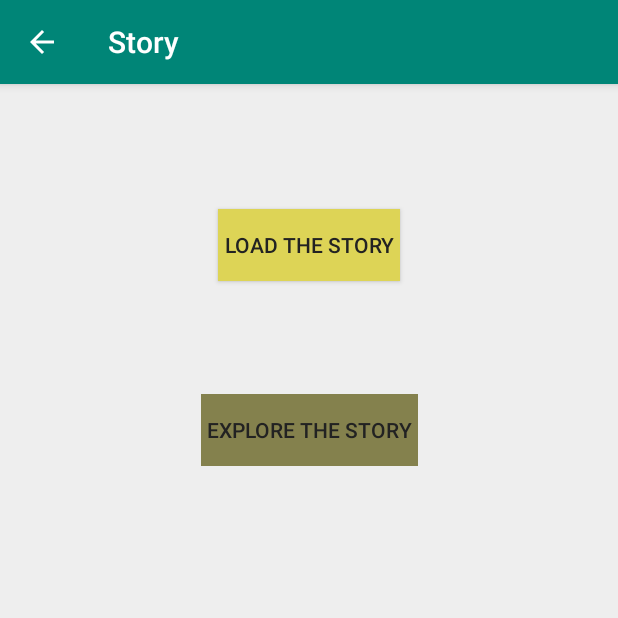
After one commit to JohnLilleker/AndroidApp, an Android app: the ValidationActivity screen opened directly, with no data from a screen before it, on a phone screen of 412 x 824 dp, the top half of it. The commit adds this screen. Run offline under Robolectric (Android 15) with nearby library versions, the phone set to English and light mode, and no system bars.

Commit message:
Added story validation/verification tool

```diff
--- a/app/build.gradle
+++ b/app/build.gradle
@@ -24,6 +24,7 @@ dependencies {
     implementation 'com.android.support.constraint:constraint-layout:1.1.3'
     testImplementation 'junit:junit:4.12'
     testImplementation 'org.mockito:mockito-core:1.10.19'
+    testImplementation group: 'org.hamcrest', name: 'hamcrest-all', version: '1.3'
     androidTestImplementation 'com.android.support.test:runner:1.0.2'
     androidTestImplementation 'com.android.support.test.espresso:espresso-core:3.0.2'
 }
--- a/app/src/main/java/com/liljo/story/Splash.java
+++ b/app/src/main/java/com/liljo/story/SplashActivity.java
@@ -5,7 +5,7 @@ import android.support.v7.app.AppCompatActivity;
 import android.os.Bundle;
 import android.view.View;
 
-public class Splash extends AppCompatActivity {
+public class SplashActivity extends AppCompatActivity {
 
     @Override
     protected void onCreate(Bundle savedInstanceState) {
--- /dev/null
+++ b/app/src/main/java/com/liljo/story/ValidationActivity.java
@@ -0,0 +1,90 @@
+package com.liljo.story;
+
+import android.os.Bundle;
+import android.support.v7.app.AppCompatActivity;
+import android.text.method.ScrollingMovementMethod;
+import android.util.Log;
+import android.view.View;
+import android.widget.Button;
+import android.widget.TextView;
+
+import com.liljo.story.exception.StoryParseException;
+import com.liljo.story.model.Story;
+import com.liljo.story.parser.StoryParser;
+import com.liljo.story.verification.Message;
+import com.liljo.story.verification.Severity;
+import com.liljo.story.verification.StoryVerifier;
+
+import java.io.IOException;
+import java.io.InputStream;
+import java.util.Collections;
+import java.util.List;
+
+import static com.liljo.story.StoryActivity.FILE_NAME;
+import static com.liljo.story.util.FileUtil.inputStreamToString;
+
+public class ValidationActivity extends AppCompatActivity {
+
+    private static final String TAG = "ValidationActivity";
+
+    private String fileName;
+    private Story story;
+    private StoryVerifier storyVerifier;
+
+    @Override
+    protected void onCreate(Bundle savedInstanceState) {
+        super.onCreate(savedInstanceState);
+        setContentView(R.layout.activity_validation);
+
+        fileName = getIntent().getStringExtra(FILE_NAME);
+        storyVerifier = new StoryVerifier();
+        final TextView storyName = findViewById(R.id.storyName);
+        storyName.setText(fileName);
+    }
+
+    public void onReadClick(View view) {
+        final StoryParser storyParser = new StoryParser();
+        final TextView runStatus = findViewById(R.id.readStatus);
+
+        try {
+            final InputStream open = getAssets().open(fileName);
+            story = storyParser.parse(inputStreamToString(open));
+
+            runStatus.setText(getText(R.string.readSuccess));
+
+            final Button runButton = findViewById(R.id.runButton);
+            runButton.setEnabled(true);
+            runButton.setBackgroundColor(getResources().getColor(R.color.buttonBackgroundEnabled));
+        } catch (StoryParseException | IOException e) {
+            Log.e(TAG, e.getMessage());
+
+            String error = String.valueOf(getText(R.string.readFail)) + ":\n" +
+                    e.getMessage();
+
+            runStatus.setText(error);
+        }
+    }
+
+    public void onRunClick(View view) {
+
+        final TextView runStatus = findViewById(R.id.runStatus);
+
+        final List<Message> messages = storyVerifier.verify(story);
+        final Severity status = storyVerifier.statusOf(messages);
+
+        runStatus.setText(status.name());
+
+        if (status != Severity.PASS) {
+            Collections.sort(messages);
+            final StringBuilder stringBuilder = new StringBuilder();
+            for (Message message : messages) {
+                stringBuilder.append(message.getSeverity()).append(": ")
+                        .append(message.getMessage()).append("\n\n");
+            }
+
+            final TextView runErrors = findViewById(R.id.runErrors);
+            runErrors.setText(stringBuilder.toString());
+            runErrors.setMovementMethod(new ScrollingMovementMethod());
+        }
+    }
+}
--- a/app/src/main/res/layout/activity_splash.xml
+++ b/app/src/main/res/layout/activity_splash.xml
@@ -5,7 +5,7 @@
     android:layout_width="match_parent"
     android:layout_height="match_parent"
     android:background="@color/background"
-    tools:context=".Splash">
+    tools:context=".SplashActivity">
 
     <Button
         android:id="@+id/button"
@@ -13,7 +13,7 @@
         android:layout_height="wrap_content"
         android:layout_marginTop="8dp"
         android:layout_marginBottom="8dp"
-        android:background="@color/buttonBackground"
+        android:background="@color/buttonBackgroundEnabled"
         android:onClick="onStart"
         android:text="@string/startButton"
         android:textColor="@color/buttonText"
--- /dev/null
+++ b/app/src/main/res/layout/activity_validation.xml
@@ -0,0 +1,89 @@
+<?xml version="1.0" encoding="utf-8"?>
+<android.support.constraint.ConstraintLayout xmlns:android="http://schemas.android.com/apk/res/android"
+    xmlns:app="http://schemas.android.com/apk/res-auto"
+    xmlns:tools="http://schemas.android.com/tools"
+    android:layout_width="match_parent"
+    android:layout_height="match_parent"
+    android:background="@color/background"
+    tools:context=".ValidationActivity">
+
+    <TextView
+        android:id="@+id/storyName"
+        android:layout_width="wrap_content"
+        android:layout_height="wrap_content"
+        android:layout_marginTop="24dp"
+        android:textSize="32sp"
+        app:layout_constraintEnd_toEndOf="parent"
+        app:layout_constraintStart_toStartOf="parent"
+        app:layout_constraintTop_toTopOf="parent" />
+
+    <Button
+        android:id="@+id/readButton"
+        android:layout_width="wrap_content"
+        android:layout_height="wrap_content"
+        android:layout_marginTop="16dp"
+        android:background="@color/buttonBackgroundEnabled"
+        android:onClick="onReadClick"
+        android:paddingLeft="4dp"
+        android:paddingRight="4dp"
+        android:text="@string/validateReadButton"
+        android:textColor="@color/buttonText"
+        app:layout_constraintEnd_toEndOf="parent"
+        app:layout_constraintStart_toStartOf="parent"
+        app:layout_constraintTop_toBottomOf="@+id/storyName" />
+
+    <TextView
+        android:id="@+id/readStatus"
+        android:layout_width="wrap_content"
+        android:layout_height="wrap_content"
+        android:layout_marginTop="24dp"
+        app:layout_constraintEnd_toEndOf="parent"
+        app:layout_constraintStart_toStartOf="parent"
+        app:layout_constraintTop_toBottomOf="@+id/readButton" />
+
+    <Button
+        android:id="@+id/runButton"
+        android:layout_width="wrap_content"
+        android:layout_height="wrap_content"
+        android:layout_marginTop="32dp"
+        android:background="@color/buttonBackgroundDisabled"
+        android:enabled="false"
+        android:onClick="onRunClick"
+        android:paddingLeft="4dp"
+        android:paddingRight="4dp"
+        android:text="@string/validateRunButton"
+        android:textColor="@color/buttonText"
+        app:layout_constraintEnd_toEndOf="parent"
+        app:layout_constraintStart_toStartOf="parent"
+        app:layout_constraintTop_toBottomOf="@+id/readStatus" />
+
+    <TextView
+        android:id="@+id/runStatus"
+        android:layout_width="wrap_content"
+        android:layout_height="wrap_content"
+        android:layout_marginTop="16dp"
+        android:gravity="center"
+        app:layout_constraintEnd_toEndOf="parent"
+        app:layout_constraintStart_toStartOf="parent"
+        app:layout_constraintTop_toBottomOf="@+id/runButton" />
+
+    <TextView
+        android:id="@+id/runErrors"
+        android:layout_width="0dp"
+        android:layout_height="0dp"
+        android:layout_marginStart="16dp"
+        android:layout_marginLeft="16dp"
+        android:layout_marginTop="8dp"
+        android:layout_marginEnd="16dp"
+        android:layout_marginRight="16dp"
+        android:layout_marginBottom="8dp"
+        android:gravity="bottom"
+        android:maxLines="25"
+        android:scrollbars="vertical"
+        app:layout_constraintBottom_toBottomOf="parent"
+        app:layout_constraintEnd_toEndOf="parent"
+        app:layout_constraintStart_toStartOf="parent"
+        app:layout_constraintTop_toBottomOf="@+id/runStatus"
+        tools:isScrollContainer="true" />
+
+</android.support.constraint.ConstraintLayout>
--- a/app/src/main/res/values/colors.xml
+++ b/app/src/main/res/values/colors.xml
@@ -4,6 +4,7 @@
     <color name="colorPrimaryDark">#00574B</color>
     <color name="colorAccent">#D81B60</color>
     <color name="background">#EEEEEE</color>
-    <color name="buttonBackground">#ddd456</color>
+    <color name="buttonBackgroundEnabled">#ddd456</color>
+    <color name="buttonBackgroundDisabled">#84814d</color>
     <color name="buttonText">#222222</color>
 </resources>
--- a/app/src/main/res/values/strings.xml
+++ b/app/src/main/res/values/strings.xml
@@ -3,4 +3,8 @@
     <string name="startButton">Begin</string>
     <string name="endButton">Go back to start</string>
     <string name="contentsTitle">Pick an adventure</string>
+    <string name="validateReadButton">Load the story</string>
+    <string name="validateRunButton">Explore the story</string>
+    <string name="readSuccess">Story successfully loaded</string>
+    <string name="readFail">Error in parsing story</string>
 </resources>
```
Also changed, not shown: app/src/main/AndroidManifest.xml (+8 -4 lines), app/src/main/assets/stories/maze.txt (added, +141 -0 lines), app/src/main/java/com/liljo/story/ContentsActivity.java (+39 -16 lines), app/src/main/java/com/liljo/story/StoryActivity.java (+5 -8 lines), app/src/main/java/com/liljo/story/model/Story.java (+4 -4 lines), app/src/main/java/com/liljo/story/runnner/StoryRunner.java (+6 -4 lines), app/src/main/java/com/liljo/story/util/FileUtil.java (added, +14 -0 lines), app/src/main/java/com/liljo/story/verification/Message.java (added, +34 -0 lines), app/src/main/java/com/liljo/story/verification/Severity.java (added, +8 -0 lines), app/src/main/java/com/liljo/story/verification/StoryVerifier.java (added, +81 -0 lines), 2 other files.
